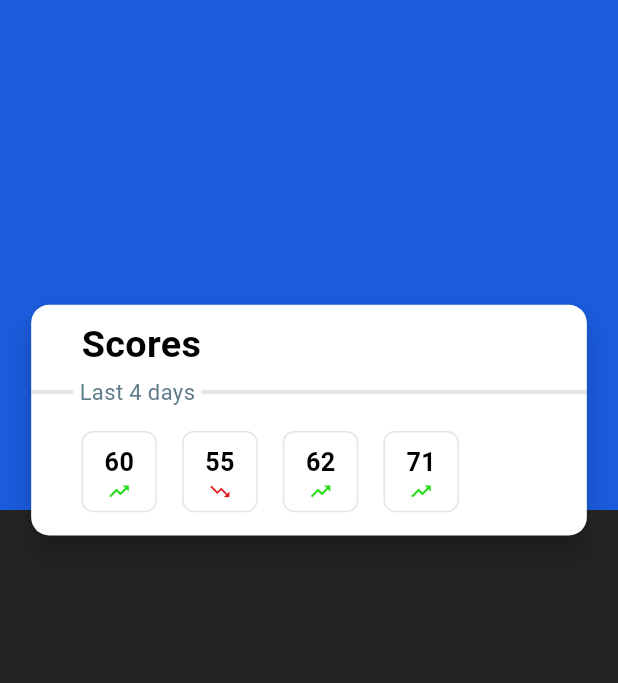
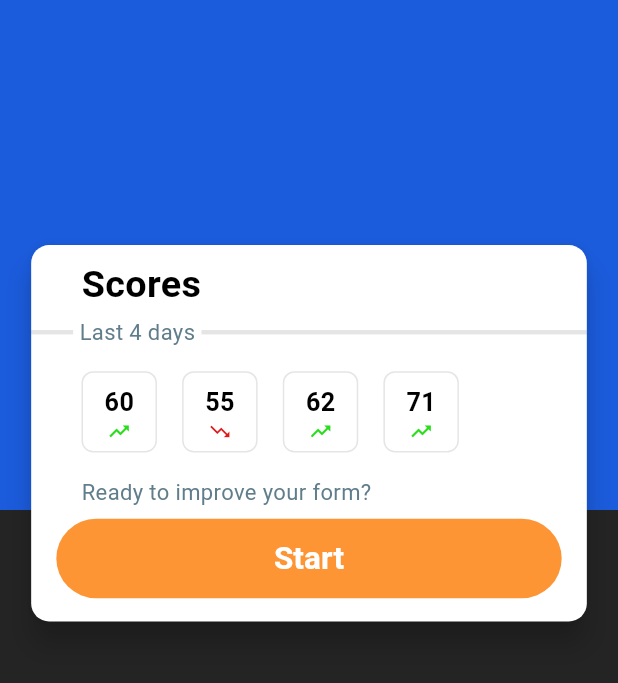
Before and after one commit to getforma/forma-app, a Flutter app: the screen it shows after launch, on a phone screen of 412 x 824 dp, the part 108-791 px from its top. Run offline on Flutter 3.47's test engine with Material 3 defaults, Android fonts, the phone set to English and light mode, and no system bars; our stand-ins replace auto_route, flutter_screenutil, get_it, injectable; generated files the repository leaves out were written again.

Commit message:
Finish scores widget

```diff
--- a/lib/feature/main/main_screen.dart
+++ b/lib/feature/main/main_screen.dart
@@ -6,6 +6,7 @@ import 'package:flutter/widgets.dart';
 import 'package:flutter_screenutil/flutter_screenutil.dart';
 import 'package:forma_app/generated/l10n.dart';
 import 'package:forma_app/styles/app_colors.dart';
+import 'package:forma_app/styles/button_styles.dart';
 import 'package:forma_app/styles/text_styles.dart';
 import 'package:forma_app/widget/app_divider.dart';
 
@@ -53,7 +54,7 @@ class MainScreen extends StatelessWidget {
                 S.of(context).app_name,
                 style: TextStyles.h1BoldLight.sp,
               ),
-              0.25.sh.verticalSpace,
+              0.2.sh.verticalSpace,
               _lastActivities(context),
             ],
           ),
@@ -92,6 +93,26 @@ class MainScreen extends StatelessWidget {
                             ),
                           ])
                       .toList(growable: false)),
+            ),
+            16.verticalSpace,
+            Padding(
+              padding: const EdgeInsets.symmetric(horizontal: 32).w,
+              child: Text(
+                S.of(context).home_card_action_description,
+                style: TextStyles.homeCardActionDescription.sp,
+              ),
+            ),
+            8.verticalSpace,
+            Padding(
+              padding: const EdgeInsets.symmetric(horizontal: 16).w,
+              child: TextButton(
+                style: ButtonStyles.fullWidthOrange,
+                onPressed: () {},
+                child: Text(
+                  S.of(context).home_start,
+                  style: TextStyles.h3BoldLight.sp,
+                ),
+              ),
             ),
             16.verticalSpace,
           ],
--- a/lib/l10n/intl_en_US.arb
+++ b/lib/l10n/intl_en_US.arb
@@ -3,5 +3,7 @@
   "app_name": "Forma",
   "home_scores": "Scores",
   "home_last_days": "Last 4 days",
-  "home_percent": "%"
+  "home_percent": "%",
+  "home_start": "Start",
+  "home_card_action_description": "Ready to improve your form?"
 }
--- /dev/null
+++ b/lib/styles/button_styles.dart
@@ -0,0 +1,57 @@
+import 'package:flutter/material.dart';
+import 'package:flutter_screenutil/flutter_screenutil.dart';
+import 'package:forma_app/styles/app_colors.dart';
+import 'package:forma_app/styles/text_styles.dart';
+
+class ButtonStyles {
+  static final wideOrange = TextButton.styleFrom(
+    backgroundColor: AppColors.accentOrange,
+    padding: const EdgeInsets.symmetric(horizontal: 46),
+    alignment: Alignment.center,
+    minimumSize: const Size(100, 53),
+    shape: RoundedRectangleBorder(borderRadius: BorderRadius.circular(32)),
+  );
+
+  static final fullWidthOrange = TextButton.styleFrom(
+    backgroundColor: AppColors.accentOrange,
+    alignment: Alignment.center,
+    minimumSize: const Size(100, 53),
+    shape: RoundedRectangleBorder(borderRadius: BorderRadius.circular(32)),
+  );
+}
+
+extension TextButtonScaling on ButtonStyle {
+  ButtonStyle get sp {
+    EdgeInsetsGeometry? padding =
+        this.padding?.resolve(MaterialState.values.toSet());
+    Size? minimumSize = this.minimumSize?.resolve(MaterialState.values.toSet());
+    Size? maximumSize = this.maximumSize?.resolve(MaterialState.values.toSet());
+    Size? fixedSize = this.fixedSize?.resolve(MaterialState.values.toSet());
+    TextStyle? textStyle =
+        this.textStyle?.resolve(MaterialState.values.toSet());
+
+    return copyWith(
+      padding: padding == null
+          ? null
+          : MaterialStatePropertyAll(
+              EdgeInsets.symmetric(
+                  horizontal: padding.horizontal.w,
+                  vertical: padding.vertical.h),
+            ),
+      minimumSize: minimumSize == null
+          ? null
+          : MaterialStatePropertyAll(
+              Size(minimumSize.width.w, minimumSize.height.h)),
+      maximumSize: maximumSize == null
+          ? null
+          : MaterialStatePropertyAll(
+              Size(maximumSize.width.w, maximumSize.height.h)),
+      fixedSize: fixedSize == null
+          ? null
+          : MaterialStatePropertyAll(
+              Size(fixedSize.width.w, fixedSize.height.h)),
+      textStyle:
+          textStyle == null ? null : MaterialStatePropertyAll(textStyle.sp),
+    );
+  }
+}
--- a/lib/styles/text_styles.dart
+++ b/lib/styles/text_styles.dart
@@ -45,6 +45,7 @@ class TextStyles {
   static final h6BoldDark = boldDark.copyWith(fontSize: 12);
 
   static final homeCardSubheading = h5Dark.copyWith(color: AppColors.blueGrey);
+  static final homeCardActionDescription = h5Dark.copyWith(color: AppColors.blueGrey);
 }
 
 extension TextStyleScaling on TextStyle {
```
Also changed, not shown: lib/generated/intl/messages_en_US.dart, lib/generated/l10n.dart.
